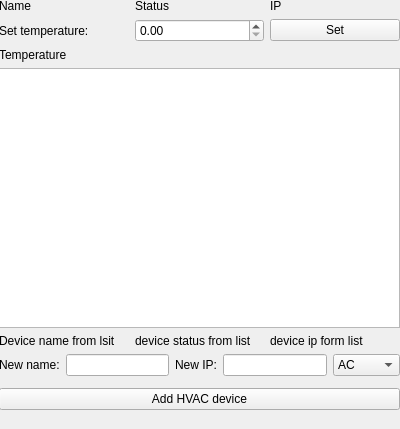
Above: hvacwidget.ui from NiMiTZ-code/SmartHomePanel before the change. Below: the same form after it.
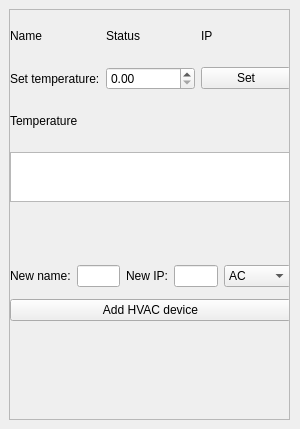
That is the form after the change.

Commit message: Add devices - rework

Diff of the .ui file:
```diff
--- a/hvacwidget.ui
+++ b/hvacwidget.ui
@@ -6,25 +6,64 @@
    <rect>
     <x>0</x>
     <y>0</y>
-    <width>400</width>
+    <width>300</width>
     <height>429</height>
    </rect>
   </property>
+  <property name="minimumSize">
+   <size>
+    <width>300</width>
+    <height>0</height>
+   </size>
+  </property>
+  <property name="maximumSize">
+   <size>
+    <width>300</width>
+    <height>16777215</height>
+   </size>
+  </property>
   <property name="windowTitle">
    <string>Form</string>
   </property>
+  <widget class="QScrollArea" name="scrollArea">
+   <property name="geometry">
+    <rect>
+     <x>9</x>
+     <y>9</y>
+     <width>281</width>
+     <height>411</height>
+    </rect>
+   </property>
+   <property name="widgetResizable">
+    <bool>true</bool>
+   </property>
+   <widget class="QWidget" name="scrollAreaWidgetContents">
+    <property name="geometry">
+     <rect>
+      <x>0</x>
+      <y>0</y>
+      <width>279</width>
+      <height>409</height>
+     </rect>
+    </property>
   <widget class="QWidget" name="verticalLayoutWidget">
    <property name="geometry">
     <rect>
-     <x>-1</x>
-     <y>-1</y>
-     <width>401</width>
+       <x>0</x>
+       <y>0</y>
+       <width>281</width>
      <height>411</height>
     </rect>
    </property>
    <layout class="QVBoxLayout" name="verticalLayout">
+      <property name="spacing">
+       <number>6</number>
+      </property>
     <item>
      <layout class="QHBoxLayout" name="horizontalLayout">
+        <property name="sizeConstraint">
+         <enum>QLayout::SizeConstraint::SetDefaultConstraint</enum>
+        </property>
       <item>
        <widget class="QLabel" name="deviceNameLabel">
         <property name="text">
@@ -88,28 +127,35 @@
      </layout>
     </item>
     <item>
-     <widget class="QListWidget" name="devicesHVAClistWidget"/>
+       <widget class="QListWidget" name="devicesHVAClistWidget">
+        <property name="maximumSize">
+         <size>
+          <width>16777215</width>
+          <height>50</height>
+         </size>
+        </property>
+       </widget>
     </item>
     <item>
      <layout class="QHBoxLayout" name="horizontalLayout_5">
       <item>
        <widget class="QLabel" name="label_6">
         <property name="text">
-         <string>Device name from lsit</string>
+           <string/>
         </property>
        </widget>
       </item>
       <item>
        <widget class="QLabel" name="label_5">
         <property name="text">
-         <string>device status from list</string>
+           <string/>
         </property>
        </widget>
       </item>
       <item>
        <widget class="QLabel" name="label_4">
         <property name="text">
-         <string>device ip form list</string>
+           <string/>
         </property>
        </widget>
       </item>
@@ -163,7 +209,25 @@
       </property>
      </widget>
     </item>
-   </layout>
+      <item>
+       <spacer name="verticalSpacer">
+        <property name="orientation">
+         <enum>Qt::Orientation::Vertical</enum>
+        </property>
+        <property name="sizeType">
+         <enum>QSizePolicy::Policy::Fixed</enum>
+        </property>
+        <property name="sizeHint" stdset="0">
+         <size>
+          <width>10</width>
+          <height>100</height>
+         </size>
+        </property>
+       </spacer>
+      </item>
+     </layout>
+    </widget>
+   </widget>
   </widget>
  </widget>
  <resources/>
```
Left out of the diff: 6 changed lines with no effect on the pictures. Lines whose indentation alone changed are shown as unchanged. The commit also changes 9 other files.
